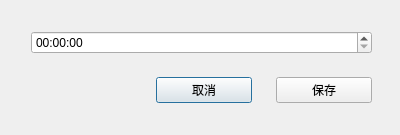
Before: the Qt Designer form ResetTaskSettingDialog.ui in AndroidCoderPeng/TaskDispatcher, drawn with Qt 5.
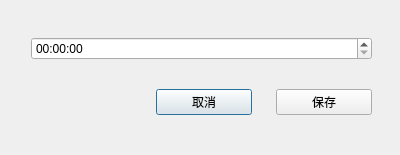
After: the same form once the commit is applied.

Commit message: feat(ui): 添加 QTimeEdit 样式，优化深色和浅色主题下的时间选择体验，并添加相关图标

```diff
--- a/ResetTaskSettingDialog.ui
+++ b/ResetTaskSettingDialog.ui
@@ -7,7 +7,7 @@
                 <x>0</x>
                 <y>0</y>
                 <width>400</width>
-                <height>135</height>
+                <height>155</height>
             </rect>
         </property>
         <property name="windowTitle">
@@ -19,7 +19,7 @@
                     <x>31</x>
                     <y>24</y>
                     <width>341</width>
-                    <height>86</height>
+                    <height>106</height>
                 </rect>
             </property>
             <layout class="QVBoxLayout" name="verticalLayout">
```
The commit also changes 7 other files.
